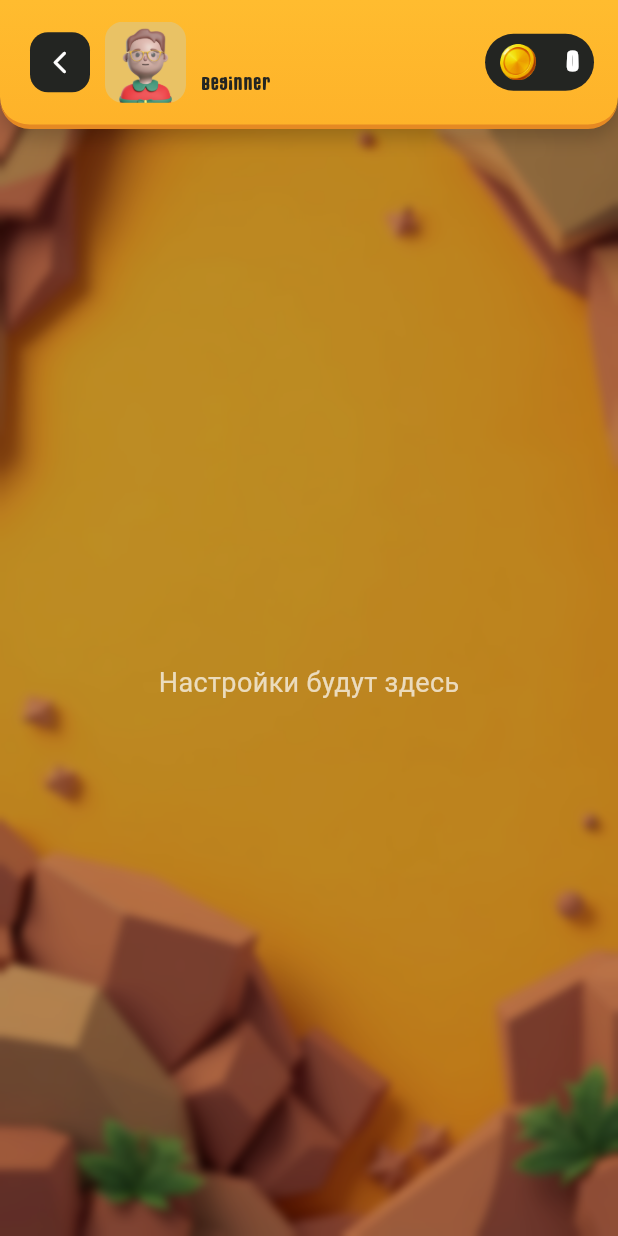
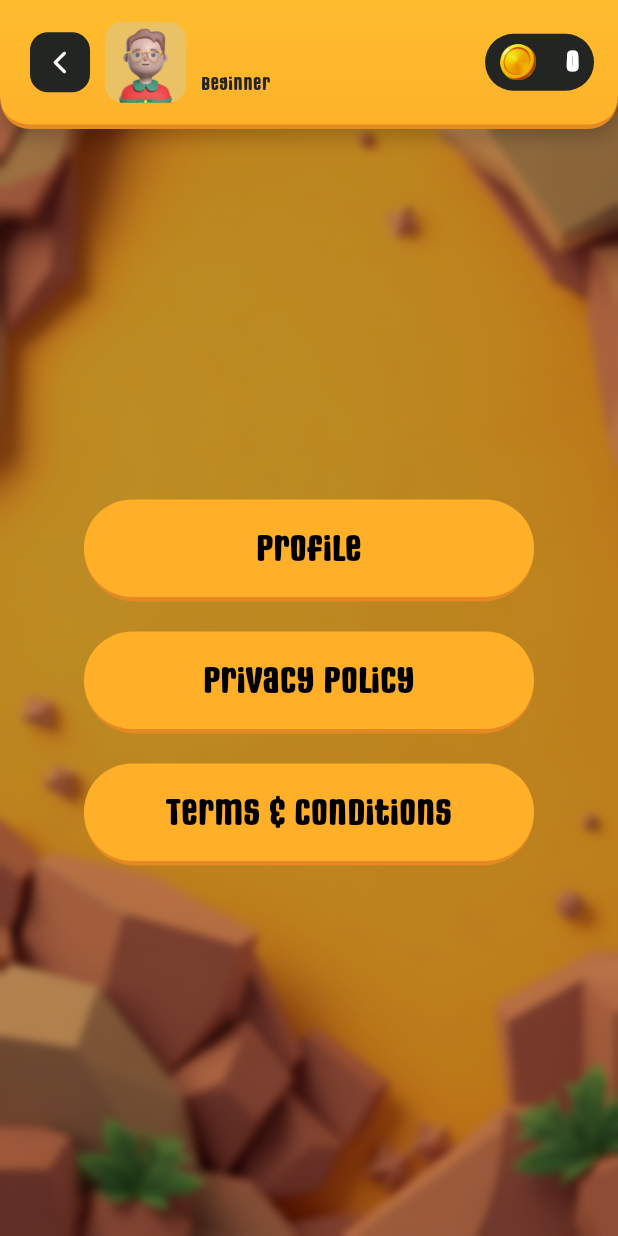
Before and after one commit to McKakTus/words-spin-casino, a Flutter app: the SettingsScreen screen opened by its route, on a phone screen of 412 x 824 dp. Run offline on Flutter 3.47's test engine with Material 3 defaults, Android fonts, the phone set to English and light mode, and no system bars; our stand-ins replace confetti, firebase_remote_config, flutter_riverpod, shared_preferences; accounts and stored records are empty.

Commit message:
Add changes

```diff
--- /dev/null
+++ b/lib/helpers/link.dart
@@ -0,0 +1,26 @@
+import 'package:firebase_remote_config/firebase_remote_config.dart';
+
+class AppLinks {
+  static String privacyPolicy =
+      'https://www.privacypolicies.com/live/';
+
+  static String terms =
+      'https://app.websitepolicies.com/policies/view/';
+
+  static Future<void> updateFromRemoteConfig() async {
+    final remoteConfig = FirebaseRemoteConfig.instance;
+
+    await remoteConfig.setConfigSettings(
+      RemoteConfigSettings(
+        fetchTimeout: const Duration(seconds: 10),
+        minimumFetchInterval: const Duration(hours: 1),
+      ),
+    );
+
+    await remoteConfig.fetchAndActivate();
+
+    final newPrivacy = remoteConfig.getString('privacyPolicy');
+
+    if (newPrivacy.isNotEmpty) privacyPolicy = newPrivacy;
+  }
+}
--- a/lib/main.dart
+++ b/lib/main.dart
@@ -7,6 +7,7 @@ import 'screens/home_screen.dart';
 import 'screens/spin_screen.dart';
 import 'screens/stats_screen.dart';
 import 'screens/settings_screen.dart';
+import 'screens/profile_screen.dart';
 
 void main() {
   WidgetsFlutterBinding.ensureInitialized();
@@ -57,6 +58,7 @@ class QuizSpinCasinoApp extends StatelessWidget {
         SpinScreen.routeName: (_) => const SpinScreen(),
         StatsScreen.routeName: (_) => const StatsScreen(),
         SettingsScreen.routeName: (_) => const SettingsScreen(),
+        ProfileScreen.routeName: (context) => const ProfileScreen(),
       },
     );
   }
--- a/lib/screens/settings_screen.dart
+++ b/lib/screens/settings_screen.dart
@@ -4,11 +4,15 @@ import 'package:flutter/material.dart';
 import 'package:flutter_riverpod/flutter_riverpod.dart';
 
 import '../helpers/image_paths.dart';
+import '../helpers/link.dart';
 
 import '../widgets/header.dart';
 
 import '../providers/player_progress_provider.dart';
 import '../providers/storage_providers.dart';
+
+import 'profile_screen.dart';
+import 'web_screen.dart';
 
 class SettingsScreen extends ConsumerWidget {
   const SettingsScreen({super.key});
@@ -48,13 +52,40 @@ class SettingsScreen extends ConsumerWidget {
                   ),
 
                   Expanded(
-                    child: Center(
-                      child: Text(
-                        'Настройки будут здесь',
-                        style: TextStyle(
-                          color: Colors.white70,
-                          fontSize: 18,
-                        ),
+                    child: Padding(
+                      padding: const EdgeInsets.symmetric(horizontal: 56),
+                      child: Column(
+                        mainAxisAlignment: MainAxisAlignment.center,
+                        children: [
+                          MenuButton(
+                            text: 'Profile',
+                            onTap: () => Navigator.of(context).pushNamed(ProfileScreen.routeName),
+                          ),
+                          const SizedBox(height: 20),
+                          MenuButton(
+                            text: 'Privacy Policy',
+                            onTap: () => Navigator.of(context).push(
+                              MaterialPageRoute(
+                                builder: (_) => WebScreen(
+                                  title: 'Privacy Policy',
+                                  link: AppLinks.privacyPolicy,
+                                ),
+                              ),
+                            ),
+                          ),
+                          const SizedBox(height: 20),
+                          MenuButton(
+                            text: 'Terms & Conditions',
+                            onTap: () => Navigator.of(context).push(
+                              MaterialPageRoute(
+                                builder: (_) => WebScreen(
+                                  title: 'Terms & Conditions',
+                                  link: AppLinks.terms,
+                                ),
+                              ),
+                            ),
+                          ),
+                        ],
                       ),
                     ),
                   ),
@@ -67,6 +98,51 @@ class SettingsScreen extends ConsumerWidget {
           ),
         ),
       ],
+    );
+  }
+}
+
+class MenuButton extends StatelessWidget {
+  final String text;
+  final VoidCallback onTap;
+
+  const MenuButton({
+    super.key,
+    required this.text,
+    required this.onTap,
+  });
+
+  @override
+  Widget build(BuildContext context) {
+    return SizedBox(
+      width: double.infinity,
+      child: Container(
+        decoration: BoxDecoration(
+          border: const Border(
+            bottom: BorderSide(
+              color: Color(0xFFe58923),
+              width: 3,
+            ),
+          ),
+          borderRadius: BorderRadius.circular(34),
+        ),
+        child: FilledButton(
+          style: FilledButton.styleFrom(
+            backgroundColor: const Color(0xFFffaf28),
+            foregroundColor: Colors.black,
+            padding: const EdgeInsets.symmetric(vertical: 18),
+            textStyle: const TextStyle(
+              fontFamily: 'MightySouly',
+              fontSize: 24,
+            ),
+            shape: RoundedRectangleBorder(
+              borderRadius: BorderRadius.circular(32),
+            ),
+          ),
+          onPressed: onTap,
+          child: Text(text),
+        ),
+      ),
     );
   }
 }
--- a/pubspec.yaml
+++ b/pubspec.yaml
@@ -38,6 +38,9 @@ dependencies:
   shared_preferences: ^2.2.3
   flutter_tts: ^4.0.2
   confetti: ^0.7.0
+  webview_flutter: ^4.13.0
+  firebase_remote_config: ^6.0.0
+  firebase_core: ^4.0.0
 
 dev_dependencies:
   flutter_test:
```
Also changed, not shown: lib/screens/profile_screen.dart (added, +266 -0 lines), lib/screens/web_screen.dart (added, +96 -0 lines), pubspec.lock, 5 other files.
